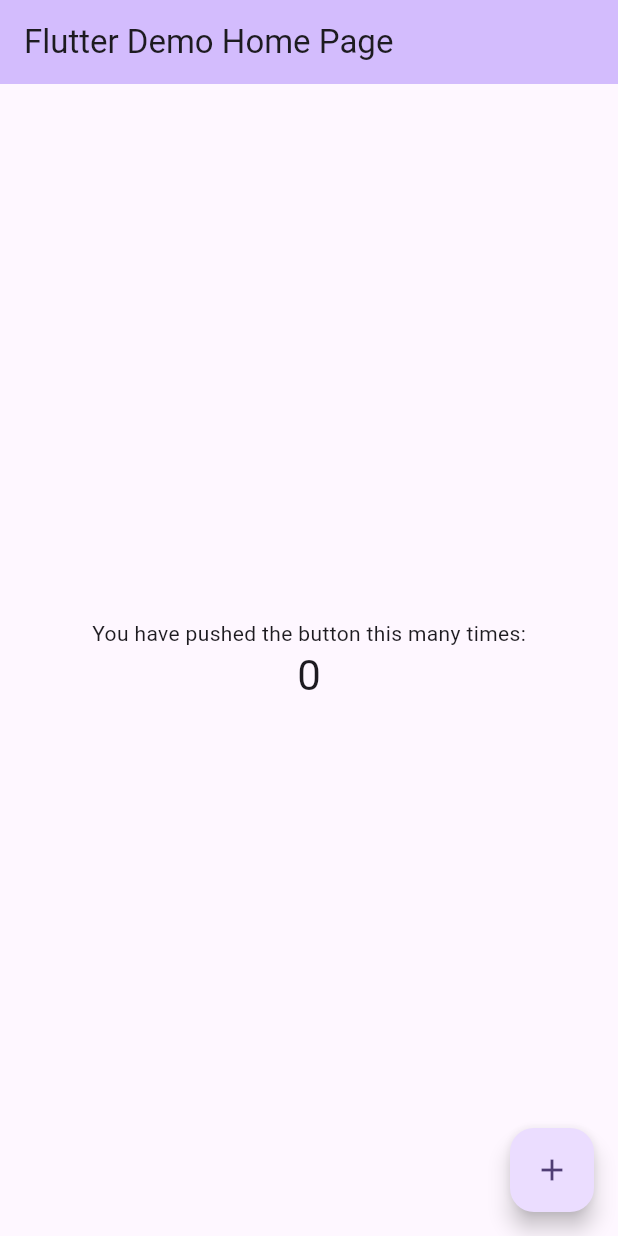
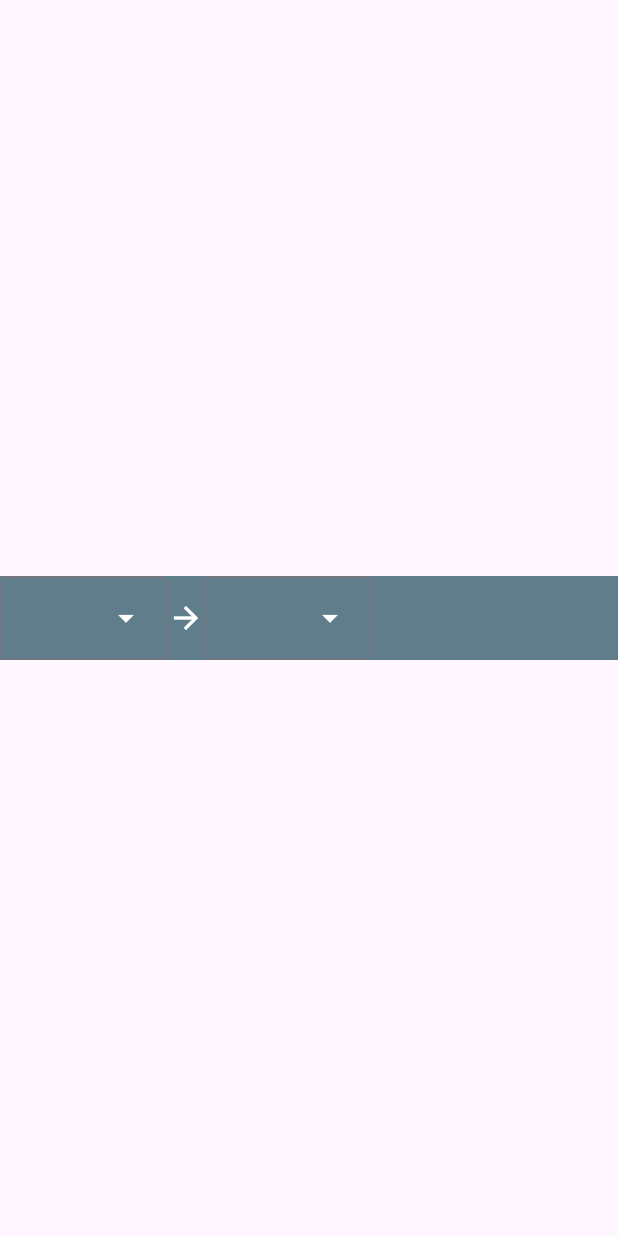
Before and after one commit to IagoMesquita/Translate_app_flutter, a Flutter app: the screen it shows after launch, on a phone screen of 412 x 824 dp. Run offline on Flutter 3.47's test engine with Material 3 defaults, Android fonts, the phone set to English and light mode, and no system bars; our stand-ins replace flutter_riverpod; missing offline and left inert: google_mlkit_translation.

Commit message:
feat: adiciona dropdown na home

```diff
--- a/lib/main.dart
+++ b/lib/main.dart
@@ -1,4 +1,5 @@
 import 'package:flutter/material.dart';
+import 'package:translate/presentation/screens/home_screen.dart';
 
 void main() {
   runApp(const MyApp());
@@ -7,116 +8,17 @@ void main() {
 class MyApp extends StatelessWidget {
   const MyApp({super.key});
 
-  // This widget is the root of your application.
+
   @override
   Widget build(BuildContext context) {
     return MaterialApp(
       title: 'Flutter Demo',
+      debugShowCheckedModeBanner: false,
       theme: ThemeData(
-        // This is the theme of your application.
-        //
-        // TRY THIS: Try running your application with "flutter run". You'll see
-        // the application has a purple toolbar. Then, without quitting the app,
-        // try changing the seedColor in the colorScheme below to Colors.green
-        // and then invoke "hot reload" (save your changes or press the "hot
-        // reload" button in a Flutter-supported IDE, or press "r" if you used
-        // the command line to start the app).
-        //
-        // Notice that the counter didn't reset back to zero; the application
-        // state is not lost during the reload. To reset the state, use hot
-        // restart instead.
-        //
-        // This works for code too, not just values: Most code changes can be
-        // tested with just a hot reload.
+
         colorScheme: ColorScheme.fromSeed(seedColor: Colors.deepPurple),
       ),
-      home: const MyHomePage(title: 'Flutter Demo Home Page'),
+      home: HomeScreen(),
     );
   }
 }
-
-class MyHomePage extends StatefulWidget {
-  const MyHomePage({super.key, required this.title});
-
-  // This widget is the home page of your application. It is stateful, meaning
-  // that it has a State object (defined below) that contains fields that affect
-  // how it looks.
-
-  // This class is the configuration for the state. It holds the values (in this
-  // case the title) provided by the parent (in this case the App widget) and
-  // used by the build method of the State. Fields in a Widget subclass are
-  // always marked "final".
-
-  final String title;
-
-  @override
-  State<MyHomePage> createState() => _MyHomePageState();
-}
-
-class _MyHomePageState extends State<MyHomePage> {
-  int _counter = 0;
-
-  void _incrementCounter() {
-    setState(() {
-      // This call to setState tells the Flutter framework that something has
-      // changed in this State, which causes it to rerun the build method below
-      // so that the display can reflect the updated values. If we changed
-      // _counter without calling setState(), then the build method would not be
-      // called again, and so nothing would appear to happen.
-      _counter++;
-    });
-  }
-
-  @override
-  Widget build(BuildContext context) {
-    // This method is rerun every time setState is called, for instance as done
-    // by the _incrementCounter method above.
-    //
-    // The Flutter framework has been optimized to make rerunning build methods
-    // fast, so that you can just rebuild anything that needs updating rather
-    // than having to individually change instances of widgets.
-    return Scaffold(
-      appBar: AppBar(
-        // TRY THIS: Try changing the color here to a specific color (to
-        // Colors.amber, perhaps?) and trigger a hot reload to see the AppBar
-        // change color while the other colors stay the same.
-        backgroundColor: Theme.of(context).colorScheme.inversePrimary,
-        // Here we take the value from the MyHomePage object that was created by
-        // the App.build method, and use it to set our appbar title.
-        title: Text(widget.title),
-      ),
-      body: Center(
-        // Center is a layout widget. It takes a single child and positions it
-        // in the middle of the parent.
-        child: Column(
-          // Column is also a layout widget. It takes a list of children and
-          // arranges them vertically. By default, it sizes itself to fit its
-          // children horizontally, and tries to be as tall as its parent.
-          //
-          // Column has various properties to control how it sizes itself and
-          // how it positions its children. Here we use mainAxisAlignment to
-          // center the children vertically; the main axis here is the vertical
-          // axis because Columns are vertical (the cross axis would be
-          // horizontal).
-          //
-          // TRY THIS: Invoke "debug painting" (choose the "Toggle Debug Paint"
-          // action in the IDE, or press "p" in the console), to see the
-          // wireframe for each widget.
-          mainAxisAlignment: MainAxisAlignment.center,
-          children: <Widget>[
-            const Text('You have pushed the button this many times:'),
-            Text(
-              '$_counter',
-              style: Theme.of(context).textTheme.headlineMedium,
-            ),
-          ],
-        ),
-      ),
-      floatingActionButton: FloatingActionButton(
-        onPressed: _incrementCounter,
-        tooltip: 'Increment',
-        child: const Icon(Icons.add),
-      ), // This trailing comma makes auto-formatting nicer for build methods.
-    );
-  }
-}
--- /dev/null
+++ b/lib/presentation/screens/home_screen.dart
@@ -0,0 +1,29 @@
+import 'package:flutter/material.dart';
+import 'package:translate/presentation/components/custom_dropdown_menu.dart';
+
+class HomeScreen extends StatelessWidget {
+  const HomeScreen({super.key});
+
+  @override
+  Widget build(BuildContext context) {
+    return Scaffold(
+      body: Center(
+        child: Column(
+          mainAxisAlignment: MainAxisAlignment.center,
+          children: [
+            ColoredBox(
+              color: Colors.blueGrey,
+              child: Row(
+                children: [
+                  CustomDropdownMenu(),
+                  Icon(Icons.arrow_forward, color: Colors.white),
+                  CustomDropdownMenu(),
+                ],
+              ),
+            ),
+          ],
+        ),
+      ),
+    );
+  }
+}
```
